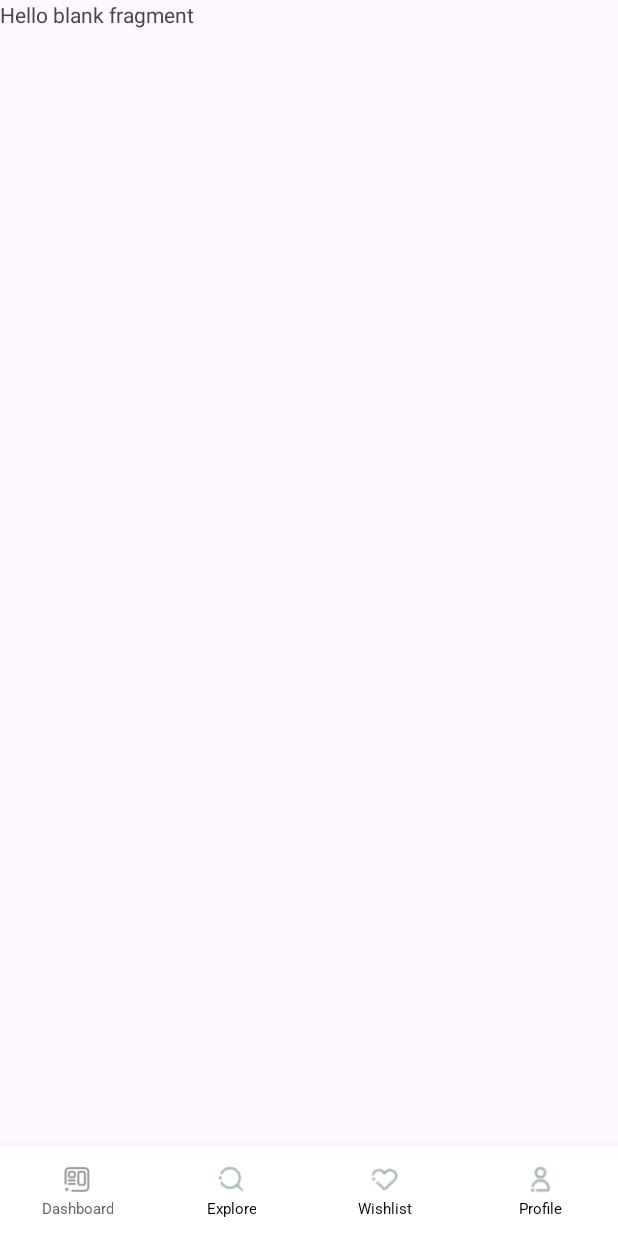
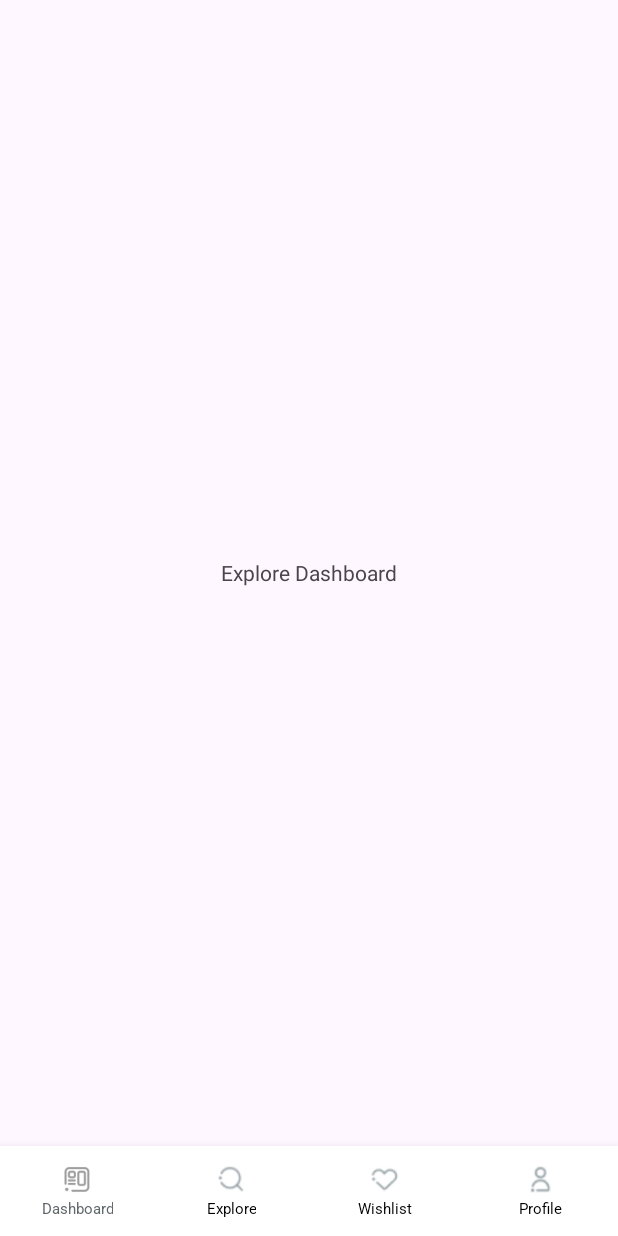
Before and after one commit to UpendraPratapSingh/Uzoefu_App, an Android app: the DashboardActivity screen opened directly, with no data from a screen before it, after a tap on "Explore", on a phone screen of 412 x 824 dp. Run offline under Robolectric (Android 15) with nearby library versions, the phone set to English and light mode, and no system bars; 1 statement that could not run was skipped.

Commit message:
First Commit(8 Aug 2025)

```diff
--- a/app/src/main/java/com/travel/uzoefuapp/dashboard/DashboardActivity.kt
+++ b/app/src/main/java/com/travel/uzoefuapp/dashboard/DashboardActivity.kt
@@ -19,7 +19,7 @@ class DashboardActivity : AppCompatActivity() {
         binding = ActivityDashboardBinding.inflate(layoutInflater)
         setContentView(binding.root)
 
-        HomeFragment()
+        replaceFragment(HomeFragment(), true)
 
         binding.homeIconUser.setOnClickListener {
             binding.homeIconUser.setImageResource(R.drawable.dashboard)
@@ -76,7 +76,6 @@ class DashboardActivity : AppCompatActivity() {
 
             replaceFragment(ProfileFragment(), true)
         }
-
     }
 
     private fun replaceFragment(fragment: Fragment, addToBackStack: Boolean) {
@@ -86,8 +85,6 @@ class DashboardActivity : AppCompatActivity() {
         if (addToBackStack) {
             fragmentTransaction.addToBackStack(null)
         }
-
         fragmentTransaction.commit()
     }
-
 }
--- a/app/src/main/res/layout/fragment_explore.xml
+++ b/app/src/main/res/layout/fragment_explore.xml
@@ -1,14 +1,19 @@
 <?xml version="1.0" encoding="utf-8"?>
-<FrameLayout xmlns:android="http://schemas.android.com/apk/res/android"
+<androidx.constraintlayout.widget.ConstraintLayout xmlns:android="http://schemas.android.com/apk/res/android"
+    xmlns:app="http://schemas.android.com/apk/res-auto"
     xmlns:tools="http://schemas.android.com/tools"
     android:layout_width="match_parent"
     android:layout_height="match_parent"
     tools:context=".fragment.ExploreFragment">
 
-    <!-- TODO: Update blank fragment layout -->
+
     <TextView
-        android:layout_width="match_parent"
-        android:layout_height="match_parent"
-        android:text="@string/hello_blank_fragment" />
+        android:layout_width="wrap_content"
+        android:layout_height="wrap_content"
+        android:text="Explore Dashboard"
+        app:layout_constraintBottom_toBottomOf="parent"
+        app:layout_constraintEnd_toEndOf="parent"
+        app:layout_constraintStart_toStartOf="parent"
+        app:layout_constraintTop_toTopOf="parent" />
 
-</FrameLayout>
+</androidx.constraintlayout.widget.ConstraintLayout>
```
Also changed, not shown: app/src/main/java/com/travel/uzoefuapp/activities/CreateAccountActivity.kt (+4 -4 lines), app/src/main/java/com/travel/uzoefuapp/adapter/OnboardingAdapter.kt (+5 -16 lines), app/src/main/java/com/travel/uzoefuapp/onboardScreen/OnboardActivity.kt (+12 -16 lines), app/src/main/res/layout/fragment_home.xml (+11 -6 lines), app/src/main/res/layout/fragment_profile.xml (+11 -6 lines), app/src/main/res/layout/fragment_wishlist.xml (+11 -6 lines), app/src/main/res/font/roboto_black.ttf (added), app/src/main/res/font/roboto_semi_bold.ttf (added).
